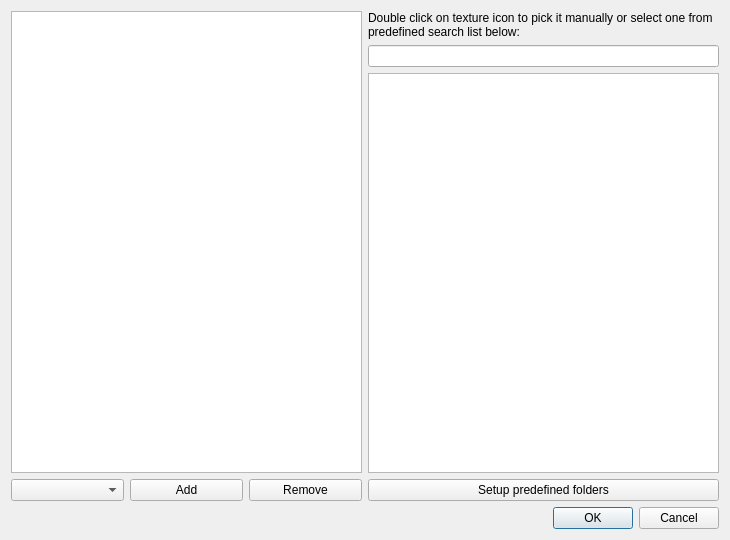
Warzone2100/WMIT, file src/ui/TextureDialog.ui: the form before one commit.
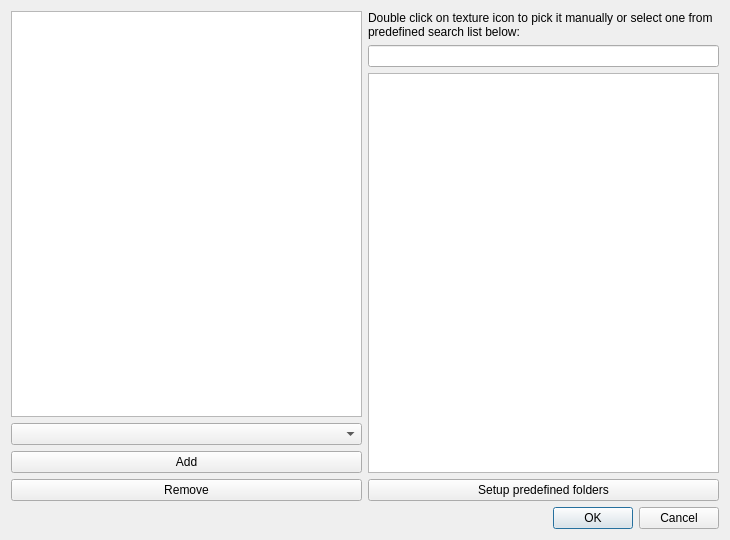
The form after the commit.

Commit message: Cosmetics on texture dialog

Diff of the .ui file:
```diff
--- a/src/ui/TextureDialog.ui
+++ b/src/ui/TextureDialog.ui
@@ -17,13 +17,16 @@
    <item row="0" column="0">
     <layout class="QVBoxLayout" name="iconPreviewlLayout">
      <item>
-      <widget class="QListWidget" name="lwTextures"/>
+      <widget class="QListWidget" name="lwTextures">
+       <property name="spacing">
+        <number>10</number>
+       </property>
+      </widget>
      </item>
      <item>
-      <layout class="QHBoxLayout" name="horizontalLayout">
+      <layout class="QVBoxLayout" name="verticalLayout">
        <item>
-        <widget class="QComboBox" name="cbType">
-        </widget>
+        <widget class="QComboBox" name="cbType"/>
        </item>
        <item>
         <widget class="QPushButton" name="pbAddType">
```
